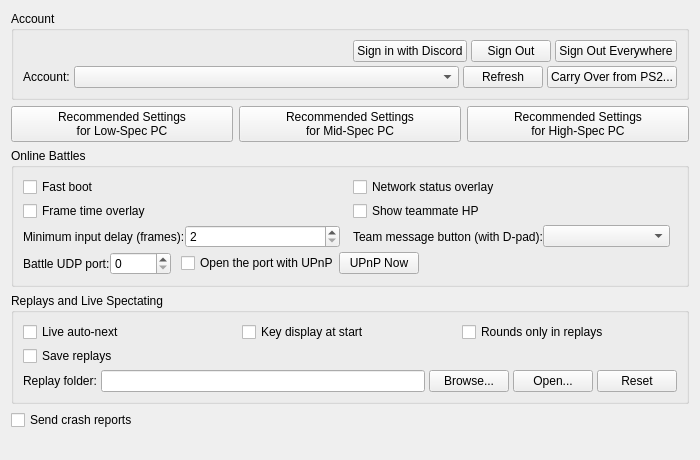
The window that pcsx2-qt/Settings/ZdxsvSettingsWidget.ui (inada-s/pcsx2) describes before a commit, drawn with Qt 5.
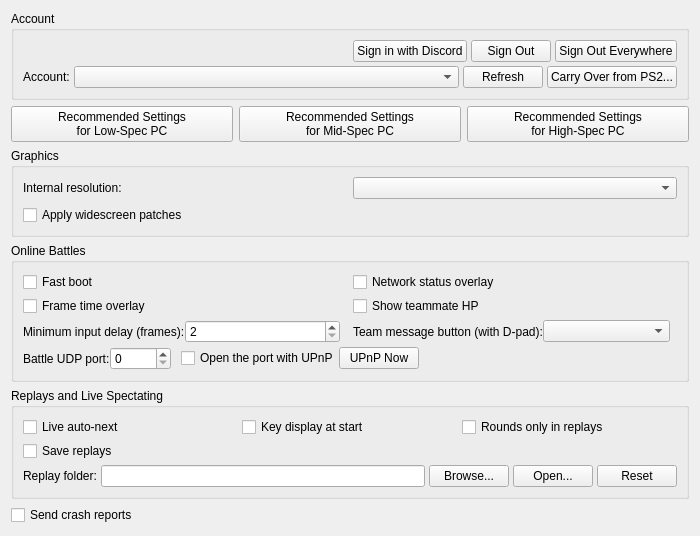
The same window after the commit.

Commit message: zdxsv settings: internal resolution and widescreen patches on the zdxsv page

```diff
--- a/pcsx2-qt/Settings/ZdxsvSettingsWidget.ui
+++ b/pcsx2-qt/Settings/ZdxsvSettingsWidget.ui
@@ -130,6 +130,35 @@
      </item>
     </layout>
    </item>
+   <item>
+    <widget class="QGroupBox" name="graphicsGroupBox">
+     <property name="title">
+      <string>Graphics</string>
+     </property>
+     <layout class="QGridLayout" name="graphicsLayout" columnstretch="1,1">
+      <item row="0" column="0">
+       <widget class="QLabel" name="zdxsvUpscaleLabel">
+        <property name="text">
+         <string>Internal resolution:</string>
+        </property>
+        <property name="buddy">
+         <cstring>zdxsvUpscale</cstring>
+        </property>
+       </widget>
+      </item>
+      <item row="0" column="1">
+       <widget class="QComboBox" name="zdxsvUpscale"/>
+      </item>
+      <item row="1" column="0" colspan="2">
+       <widget class="QCheckBox" name="zdxsvWidescreen">
+        <property name="text">
+         <string>Apply widescreen patches</string>
+        </property>
+       </widget>
+      </item>
+     </layout>
+    </widget>
+   </item>
    <item>
     <widget class="QGroupBox" name="battleGroupBox">
      <property name="title">
```
The commit also changes 3 other files.
